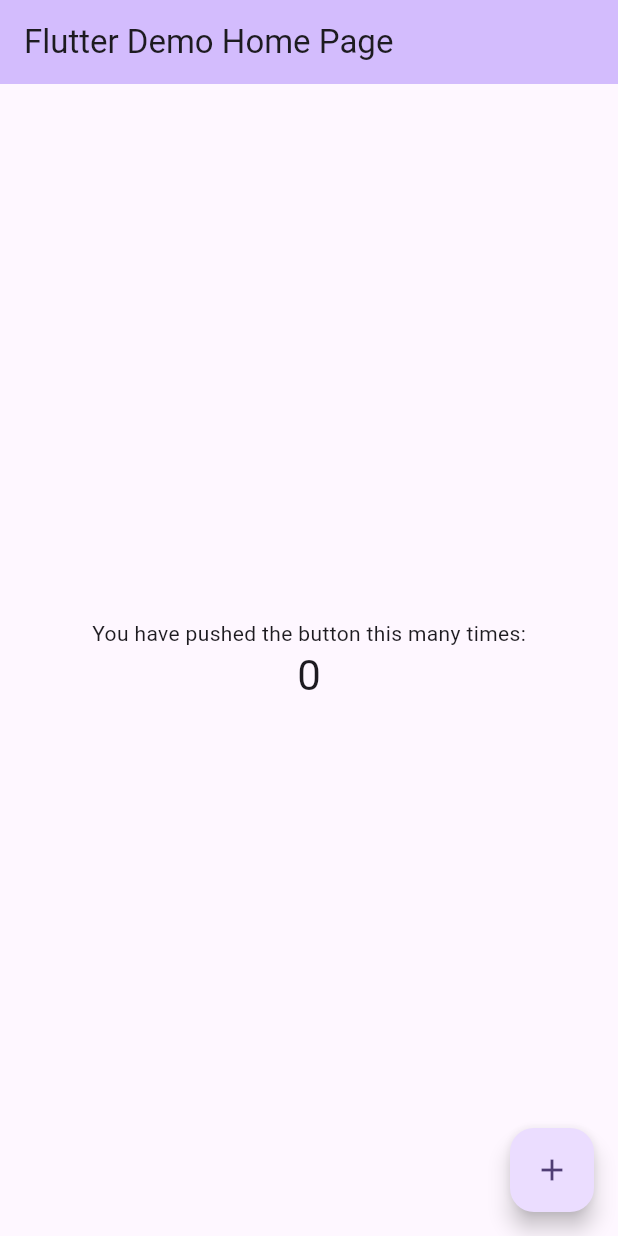
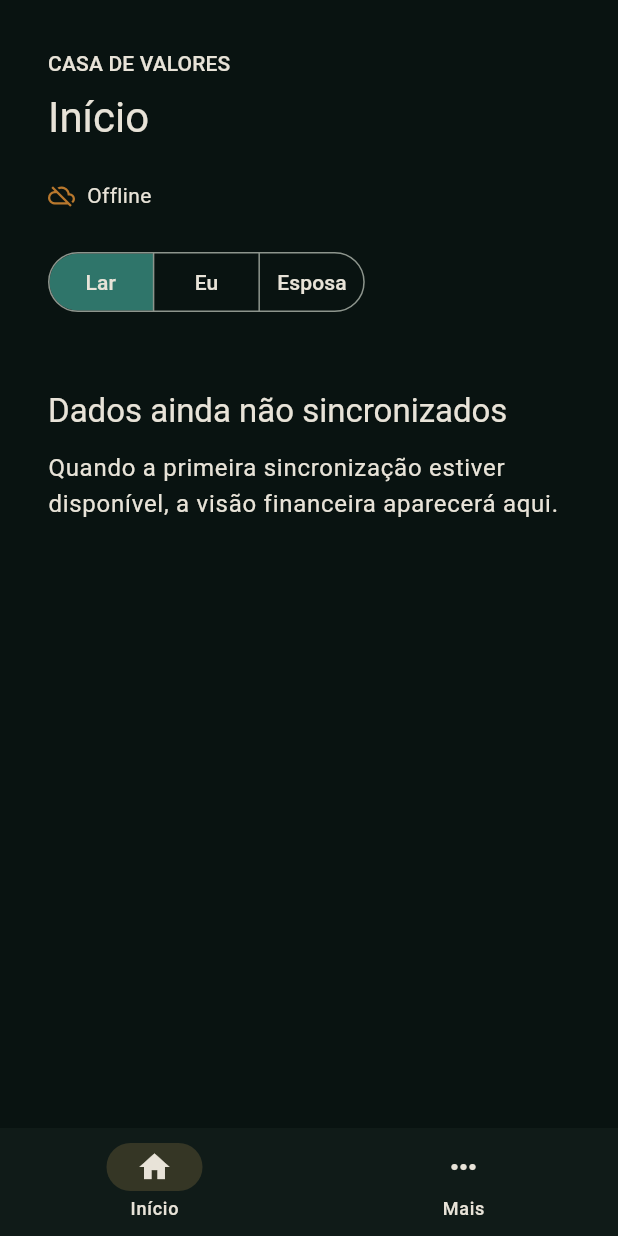
Before and after one commit to Ludsonfrancisco/finanpy, a Flutter app: the screen it shows after launch, on a phone screen of 412 x 824 dp. Run offline on Flutter 3.47's test engine with Material 3 defaults, Android fonts, the phone set to English and light mode, and no system bars; our stand-ins replace go_router.

Commit message:
feat: add Casa de Valores design system

```diff
--- /dev/null
+++ b/mobile/lib/app/adaptive_shell.dart
@@ -0,0 +1,9 @@
+import 'package:flutter/material.dart';
+import 'lar_bottom_navigation.dart';
+import 'lar_sidebar.dart';
+abstract final class LarBreakpoints { static const desktop = 900.0; }
+final class AdaptiveShell extends StatelessWidget {
+  const AdaptiveShell({required this.child, required this.selectedIndex, required this.onSelect, super.key});
+  final Widget child; final int selectedIndex; final ValueChanged<int> onSelect;
+  @override Widget build(BuildContext context) { final desktop = MediaQuery.sizeOf(context).width >= LarBreakpoints.desktop; return desktop ? Row(children: <Widget>[LarSidebar(selectedIndex: selectedIndex, onSelect: onSelect), Expanded(child: child)]) : Scaffold(body: child, bottomNavigationBar: LarBottomNavigation(selectedIndex: selectedIndex, onSelect: onSelect)); }
+}
--- /dev/null
+++ b/mobile/lib/app/lar_bottom_navigation.dart
@@ -0,0 +1,6 @@
+import 'package:flutter/material.dart';
+final class LarBottomNavigation extends StatelessWidget {
+  const LarBottomNavigation({required this.selectedIndex, required this.onSelect, super.key});
+  final int selectedIndex; final ValueChanged<int> onSelect;
+  @override Widget build(BuildContext context) => NavigationBar(selectedIndex: selectedIndex, onDestinationSelected: onSelect, destinations: const <NavigationDestination>[NavigationDestination(icon: Icon(Icons.home_outlined), selectedIcon: Icon(Icons.home), label: 'Início'), NavigationDestination(icon: Icon(Icons.more_horiz), selectedIcon: Icon(Icons.more_horiz), label: 'Mais')]);
+}
--- /dev/null
+++ b/mobile/lib/app/lar_sidebar.dart
@@ -0,0 +1,6 @@
+import 'package:flutter/material.dart';
+final class LarSidebar extends StatelessWidget {
+  const LarSidebar({required this.selectedIndex, required this.onSelect, super.key});
+  final int selectedIndex; final ValueChanged<int> onSelect;
+  @override Widget build(BuildContext context) => NavigationRail(extended: true, minExtendedWidth: 232, selectedIndex: selectedIndex, onDestinationSelected: onSelect, leading: const Padding(padding: EdgeInsets.fromLTRB(20, 28, 20, 32), child: Text('LAR\nFINANCE', style: TextStyle(letterSpacing: 1.8))), destinations: const <NavigationRailDestination>[NavigationRailDestination(icon: Icon(Icons.home_outlined), selectedIcon: Icon(Icons.home), label: Text('Início')), NavigationRailDestination(icon: Icon(Icons.more_horiz), selectedIcon: Icon(Icons.more_horiz), label: Text('Mais'))]);
+}
--- /dev/null
+++ b/mobile/lib/app/router.dart
@@ -0,0 +1,11 @@
+import 'package:flutter/material.dart';
+import 'package:go_router/go_router.dart';
+import '../design_system/components/owner_selector.dart';
+import '../design_system/components/sync_status.dart';
+import '../design_system/lar_spacing.dart';
+import 'adaptive_shell.dart';
+import 'app_config.dart';
+GoRouter createAppRouter(AppConfig config) { config.validate(); return GoRouter(initialLocation: '/home', routes: <RouteBase>[GoRoute(path: '/login', builder: (context, state) => const _RouteNotice(title: 'Entrar no Lar')), GoRoute(path: '/device-owner', builder: (context, state) => const _RouteNotice(title: 'Este dispositivo')), GoRoute(path: '/initial-sync', builder: (context, state) => const _RouteNotice(title: 'Preparando dados')), ShellRoute(builder: (context, state, child) { final index = state.uri.path == '/more' ? 1 : 0; return AdaptiveShell(selectedIndex: index, onSelect: (value) => context.go(value == 0 ? '/home' : '/more'), child: child); }, routes: <RouteBase>[GoRoute(path: '/home', builder: (context, state) => const _HomeShell()), GoRoute(path: '/more', builder: (context, state) => const _RouteNotice(title: 'Mais'))])]); }
+final class _HomeShell extends StatefulWidget { const _HomeShell(); @override State<_HomeShell> createState() => _HomeShellState(); }
+final class _HomeShellState extends State<_HomeShell> { int owner = 0; @override Widget build(BuildContext context) { final text = Theme.of(context).textTheme; return SafeArea(child: Align(alignment: Alignment.topCenter, child: ConstrainedBox(constraints: const BoxConstraints(maxWidth: 1100), child: Padding(padding: const EdgeInsets.all(LarSpacing.xl), child: Column(crossAxisAlignment: CrossAxisAlignment.start, children: <Widget>[Text('CASA DE VALORES', style: text.labelLarge), const SizedBox(height: LarSpacing.xs), Text('Início', style: text.headlineMedium), const SizedBox(height: LarSpacing.lg), const SyncStatusView(data: SyncStatusData(state: SyncVisualState.offline, lastSuccessAt: null)), const SizedBox(height: LarSpacing.lg), OwnerSelector(selected: owner, onSelected: (value) => setState(() => owner = value)), const SizedBox(height: LarSpacing.xxl), Text('Dados ainda não sincronizados', style: text.titleLarge), const SizedBox(height: LarSpacing.sm), Text('Quando a primeira sincronização estiver disponível, a visão financeira aparecerá aqui.', style: text.bodyLarge)]))))); } }
+final class _RouteNotice extends StatelessWidget { const _RouteNotice({required this.title}); final String title; @override Widget build(BuildContext context) => SafeArea(child: Padding(padding: const EdgeInsets.all(LarSpacing.xl), child: Text(title, style: Theme.of(context).textTheme.headlineMedium))); }
--- /dev/null
+++ b/mobile/lib/design_system/components/owner_selector.dart
@@ -0,0 +1,6 @@
+import 'package:flutter/material.dart';
+final class OwnerSelector extends StatelessWidget {
+  const OwnerSelector({required this.selected, required this.onSelected, super.key});
+  final int selected; final ValueChanged<int> onSelected;
+  @override Widget build(BuildContext context) => Semantics(label: 'Visão financeira', child: SegmentedButton<int>(segments: const <ButtonSegment<int>>[ButtonSegment<int>(value: 0, label: Text('Lar')), ButtonSegment<int>(value: 1, label: Text('Eu')), ButtonSegment<int>(value: 2, label: Text('Esposa'))], selected: <int>{selected}, onSelectionChanged: (selection) => onSelected(selection.first), showSelectedIcon: false));
+}
--- /dev/null
+++ b/mobile/lib/design_system/components/sync_status.dart
@@ -0,0 +1,12 @@
+import 'package:flutter/material.dart';
+import 'package:intl/intl.dart';
+import '../lar_colors.dart';
+enum SyncVisualState { current, syncing, offline, failed }
+final class SyncStatusData { const SyncStatusData({required this.state, required this.lastSuccessAt}); final SyncVisualState state; final DateTime? lastSuccessAt; }
+final class SyncStatusView extends StatelessWidget {
+  const SyncStatusView({required this.data, super.key}); final SyncStatusData data;
+  String get _label => switch (data.state) { SyncVisualState.current => 'Atualizado', SyncVisualState.syncing => 'Sincronizando', SyncVisualState.offline => 'Offline', SyncVisualState.failed => 'Sincronização indisponível' };
+  IconData get _icon => switch (data.state) { SyncVisualState.current => Icons.check_circle_outline, SyncVisualState.syncing => Icons.sync, SyncVisualState.offline => Icons.cloud_off_outlined, SyncVisualState.failed => Icons.error_outline };
+  Color get _color => switch (data.state) { SyncVisualState.current || SyncVisualState.syncing => LarColors.mineral, SyncVisualState.offline => LarColors.amber, SyncVisualState.failed => LarColors.danger };
+  @override Widget build(BuildContext context) { final detail = data.lastSuccessAt == null ? null : 'Última sincronização ${DateFormat('dd/MM, HH:mm', 'pt_BR').format(data.lastSuccessAt!)}'; return Semantics(label: _label, child: ExcludeSemantics(child: Row(mainAxisSize: MainAxisSize.min, children: <Widget>[Icon(_icon, size: 18, color: _color), const SizedBox(width: 8), Flexible(child: Text(detail == null ? _label : '$_label · $detail'))]))); }
+}
--- /dev/null
+++ b/mobile/lib/design_system/lar_colors.dart
@@ -0,0 +1,6 @@
+import 'package:flutter/material.dart';
+
+abstract final class LarColors {
+  static const darkCanvas = Color(0xFF091311), darkSurface = Color(0xFF101B18), lightCanvas = Color(0xFFF3EFE6), lightSurface = Color(0xFFFFFCF5), champagne = Color(0xFFC7A35A), mineral = Color(0xFF2F756A), amber = Color(0xFFB9782D), danger = Color(0xFFB8534F), darkText = Color(0xFFE8E3D8), lightText = Color(0xFF17201D);
+  static const all = <Color>[darkCanvas, darkSurface, lightCanvas, lightSurface, champagne, mineral, amber, danger, darkText, lightText];
+}
--- /dev/null
+++ b/mobile/lib/design_system/lar_spacing.dart
@@ -0,0 +1,3 @@
+abstract final class LarSpacing {
+  static const double xxs = 4, xs = 8, sm = 12, md = 16, lg = 24, xl = 32, xxl = 48;
+}
--- /dev/null
+++ b/mobile/lib/design_system/lar_theme.dart
@@ -0,0 +1,6 @@
+import 'package:flutter/material.dart';
+import 'lar_colors.dart';
+abstract final class LarTheme {
+  static final light = ThemeData(useMaterial3: true, brightness: Brightness.light, scaffoldBackgroundColor: LarColors.lightCanvas, colorScheme: const ColorScheme(brightness: Brightness.light, primary: LarColors.mineral, onPrimary: LarColors.lightSurface, secondary: LarColors.champagne, onSecondary: LarColors.lightText, error: LarColors.danger, onError: LarColors.lightSurface, surface: LarColors.lightSurface, onSurface: LarColors.lightText, outline: Color(0xFF8B8A80), shadow: Color(0x22091311)), dividerColor: const Color(0xFFCBC5B9), navigationBarTheme: const NavigationBarThemeData(height: 72, indicatorColor: Color(0x33C7A35A)), navigationRailTheme: const NavigationRailThemeData(indicatorColor: Color(0x33C7A35A), useIndicator: true));
+  static final dark = ThemeData(useMaterial3: true, brightness: Brightness.dark, scaffoldBackgroundColor: LarColors.darkCanvas, colorScheme: const ColorScheme(brightness: Brightness.dark, primary: LarColors.champagne, onPrimary: LarColors.lightText, secondary: LarColors.mineral, onSecondary: LarColors.darkText, error: LarColors.danger, onError: LarColors.darkText, surface: LarColors.darkSurface, onSurface: LarColors.darkText, outline: Color(0xFF8D958D), shadow: Color(0x55000000)), dividerColor: const Color(0xFF31403A), navigationBarTheme: const NavigationBarThemeData(height: 72, indicatorColor: Color(0x33C7A35A)), navigationRailTheme: const NavigationRailThemeData(indicatorColor: Color(0x33C7A35A), useIndicator: true));
+}
--- /dev/null
+++ b/mobile/lib/design_system/lar_typography.dart
@@ -0,0 +1,4 @@
+import 'package:flutter/material.dart';
+abstract final class LarTypography {
+  static const financial = TextStyle(fontSize: 32, fontWeight: FontWeight.w600, height: 1.15, fontFeatures: <FontFeature>[FontFeature.tabularFigures()]);
+}
--- a/mobile/lib/main.dart
+++ b/mobile/lib/main.dart
@@ -1,122 +1,7 @@
 import 'package:flutter/material.dart';
-
-void main() {
-  runApp(const MyApp());
-}
-
-class MyApp extends StatelessWidget {
-  const MyApp({super.key});
-
-  // This widget is the root of your application.
-  @override
-  Widget build(BuildContext context) {
-    return MaterialApp(
-      title: 'Flutter Demo',
-      theme: ThemeData(
-        // This is the theme of your application.
-        //
-        // TRY THIS: Try running your application with "flutter run". You'll see
-        // the application has a purple toolbar. Then, without quitting the app,
-        // try changing the seedColor in the colorScheme below to Colors.green
-        // and then invoke "hot reload" (save your changes or press the "hot
-        // reload" button in a Flutter-supported IDE, or press "r" if you used
-        // the command line to start the app).
-        //
-        // Notice that the counter didn't reset back to zero; the application
-        // state is not lost during the reload. To reset the state, use hot
-        // restart instead.
-        //
-        // This works for code too, not just values: Most code changes can be
-        // tested with just a hot reload.
-        colorScheme: .fromSeed(seedColor: Colors.deepPurple),
-      ),
-      home: const MyHomePage(title: 'Flutter Demo Home Page'),
-    );
-  }
-}
-
-class MyHomePage extends StatefulWidget {
-  const MyHomePage({super.key, required this.title});
-
-  // This widget is the home page of your application. It is stateful, meaning
-  // that it has a State object (defined below) that contains fields that affect
-  // how it looks.
-
-  // This class is the configuration for the state. It holds the values (in this
-  // case the title) provided by the parent (in this case the App widget) and
-  // used by the build method of the State. Fields in a Widget subclass are
-  // always marked "final".
-
-  final String title;
-
-  @override
-  State<MyHomePage> createState() => _MyHomePageState();
-}
-
-class _MyHomePageState extends State<MyHomePage> {
-  int _counter = 0;
-
-  void _incrementCounter() {
-    setState(() {
-      // This call to setState tells the Flutter framework that something has
-      // changed in this State, which causes it to rerun the build method below
-      // so that the display can reflect the updated values. If we changed
-      // _counter without calling setState(), then the build method would not be
-      // called again, and so nothing would appear to happen.
-      _counter++;
-    });
-  }
-
-  @override
-  Widget build(BuildContext context) {
-    // This method is rerun every time setState is called, for instance as done
-    // by the _incrementCounter method above.
-    //
-    // The Flutter framework has been optimized to make rerunning build methods
-    // fast, so that you can just rebuild anything that needs updating rather
-    // than having to individually change instances of widgets.
-    return Scaffold(
-      appBar: AppBar(
-        // TRY THIS: Try changing the color here to a specific color (to
-        // Colors.amber, perhaps?) and trigger a hot reload to see the AppBar
-        // change color while the other colors stay the same.
-        backgroundColor: Theme.of(context).colorScheme.inversePrimary,
-        // Here we take the value from the MyHomePage object that was created by
-        // the App.build method, and use it to set our appbar title.
-        title: Text(widget.title),
-      ),
-      body: Center(
-        // Center is a layout widget. It takes a single child and positions it
-        // in the middle of the parent.
-        child: Column(
-          // Column is also a layout widget. It takes a list of children and
-          // arranges them vertically. By default, it sizes itself to fit its
-          // children horizontally, and tries to be as tall as its parent.
-          //
-          // Column has various properties to control how it sizes itself and
-          // how it positions its children. Here we use mainAxisAlignment to
-          // center the children vertically; the main axis here is the vertical
-          // axis because Columns are vertical (the cross axis would be
-          // horizontal).
-          //
-          // TRY THIS: Invoke "debug painting" (choose the "Toggle Debug Paint"
-          // action in the IDE, or press "p" in the console), to see the
-          // wireframe for each widget.
-          mainAxisAlignment: .center,
-          children: [
-            const Text('You have pushed the button this many times:'),
-            Text(
-              '$_counter',
-              style: Theme.of(context).textTheme.headlineMedium,
-            ),
-          ],
-        ),
-      ),
-      floatingActionButton: FloatingActionButton(
-        onPressed: _incrementCounter,
-        tooltip: 'Increment',
-        child: const Icon(Icons.add),
-      ),
-    );
-  }
-}
+import 'package:go_router/go_router.dart';
+import 'app/app_config.dart';
+import 'app/router.dart';
+import 'design_system/lar_theme.dart';
+void main() => runApp(MyApp(appConfig: AppConfig.fromEnvironment()));
+class MyApp extends StatelessWidget { MyApp({super.key, AppConfig? appConfig}) : appConfig = appConfig ?? AppConfig.fromEnvironment(), router = createAppRouter(appConfig ?? AppConfig.fromEnvironment()); final AppConfig appConfig; final GoRouter router; @override Widget build(BuildContext context) => MaterialApp.router(title: 'Lar Finance', theme: LarTheme.light, darkTheme: LarTheme.dark, themeMode: ThemeMode.dark, debugShowCheckedModeBanner: false, routerConfig: router); }
```
Also changed, not shown: mobile/lib/design_system/components/financial_amount.dart (added, +12 -0 lines), 7 other files.
